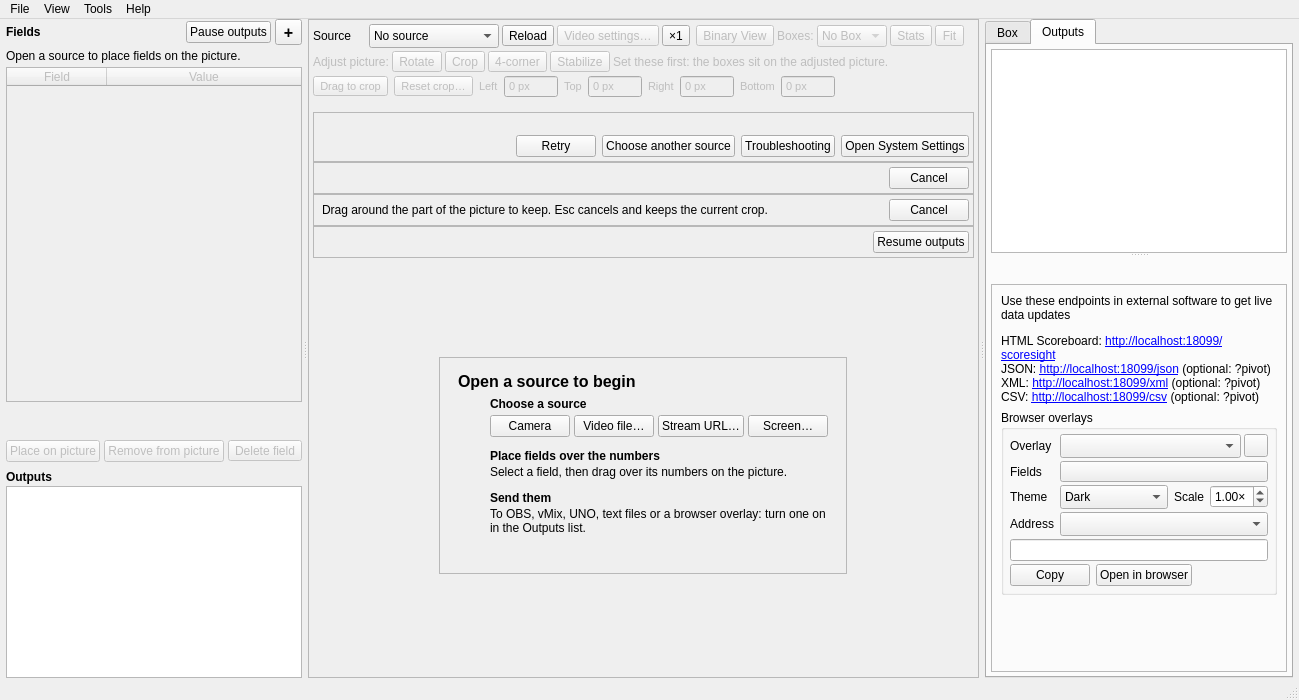
Qt form src/mainwindow.ui (ThomasMcCrossin/scoresight) before a commit.
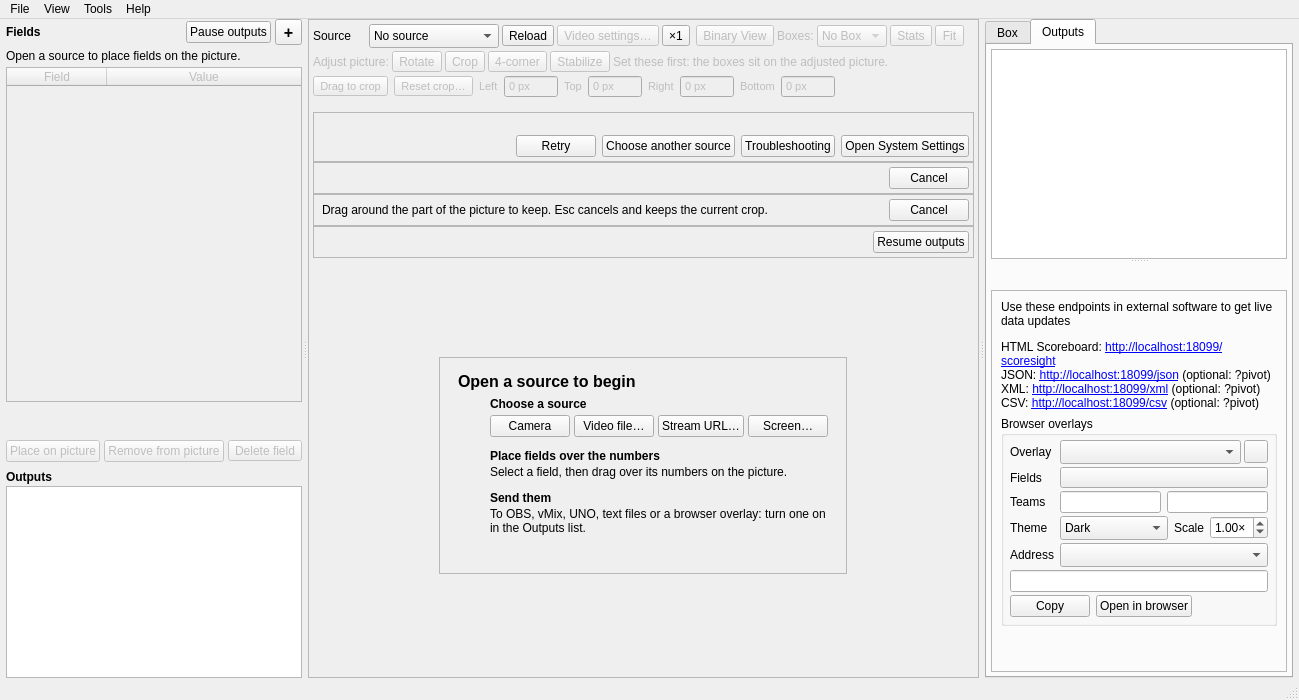
The same form after that commit. The open tabs and pages were chosen to show the change.

Commit message: Overlay builder: team names for the scorebug and the lower third

Diff of the .ui file:
```diff
--- a/src/mainwindow.ui
+++ b/src/mainwindow.ui
@@ -3633,6 +3633,63 @@
                     </widget>
                    </item>
                    <item row="2" column="0">
+                    <widget class="QLabel" name="label_overlayTeams">
+                     <property name="text">
+                      <string>Teams</string>
+                     </property>
+                     <property name="buddy">
+                      <cstring>lineEdit_overlayHomeName</cstring>
+                     </property>
+                    </widget>
+                   </item>
+                   <item row="2" column="1">
+                    <widget class="QWidget" name="widget_overlayTeams" native="true">
+                     <layout class="QHBoxLayout" name="horizontalLayout_overlayTeams">
+                      <property name="spacing">
+                       <number>6</number>
+                      </property>
+                      <property name="leftMargin">
+                       <number>0</number>
+                      </property>
+                      <property name="topMargin">
+                       <number>0</number>
+                      </property>
+                      <property name="rightMargin">
+                       <number>0</number>
+                      </property>
+                      <property name="bottomMargin">
+                       <number>0</number>
+                      </property>
+                      <item>
+                       <widget class="QLineEdit" name="lineEdit_overlayHomeName">
+                        <property name="accessibleName">
+                         <string>Home team name</string>
+                        </property>
+                        <property name="maxLength">
+                         <number>120</number>
+                        </property>
+                        <property name="clearButtonEnabled">
+                         <bool>true</bool>
+                        </property>
+                       </widget>
+                      </item>
+                      <item>
+                       <widget class="QLineEdit" name="lineEdit_overlayAwayName">
+                        <property name="accessibleName">
+                         <string>Away team name</string>
+                        </property>
+                        <property name="maxLength">
+                         <number>120</number>
+                        </property>
+                        <property name="clearButtonEnabled">
+                         <bool>true</bool>
+                        </property>
+                       </widget>
+                      </item>
+                     </layout>
+                    </widget>
+                   </item>
+                   <item row="3" column="0">
                     <widget class="QLabel" name="label_overlayTheme">
                      <property name="text">
                       <string>Theme</string>
@@ -3642,7 +3699,7 @@
                      </property>
                     </widget>
                    </item>
-                   <item row="2" column="1">
+                   <item row="3" column="1">
                     <widget class="QWidget" name="widget_overlayLook" native="true">
                      <layout class="QHBoxLayout" name="horizontalLayout_overlayLook">
                       <property name="spacing">
@@ -3737,7 +3794,7 @@
                      </layout>
                     </widget>
                    </item>
-                   <item row="3" column="0">
+                   <item row="4" column="0">
                     <widget class="QLabel" name="label_overlayHost">
                      <property name="text">
                       <string>Address</string>
@@ -3747,7 +3804,7 @@
                      </property>
                     </widget>
                    </item>
-                   <item row="3" column="1">
+                   <item row="4" column="1">
                     <widget class="QComboBox" name="comboBox_overlayHost">
                      <property name="toolTip">
                       <string>The network address for software on other computers, localhost for software on this one</string>
@@ -3760,7 +3817,7 @@
                      </property>
                     </widget>
                    </item>
-                   <item row="4" column="0" colspan="2">
+                   <item row="5" column="0" colspan="2">
                     <widget class="QLineEdit" name="lineEdit_overlayUrl">
                      <property name="toolTip">
                       <string>Paste this address in a browser source</string>
@@ -3773,7 +3830,7 @@
                      </property>
                     </widget>
                    </item>
-                   <item row="5" column="0" colspan="2">
+                   <item row="6" column="0" colspan="2">
                     <widget class="QWidget" name="widget_overlayButtons" native="true">
                      <layout class="QHBoxLayout" name="horizontalLayout_overlayButtons">
                       <property name="spacing">
```
The commit also changes 32 other files.
